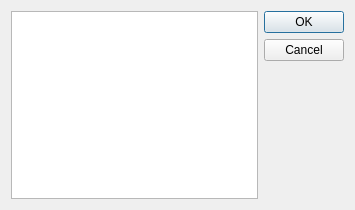
The window that tableviewdialog.ui (geophisics/SegdConverter) describes before a commit, drawn with Qt 5.
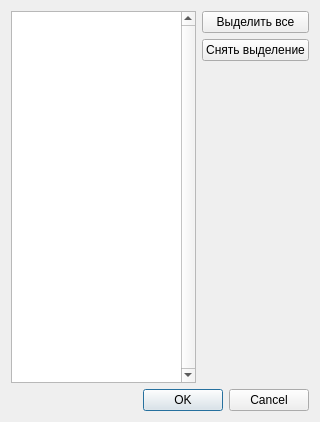
The same window after the commit.

Diff of the .ui file:
```diff
--- a/tableviewdialog.ui
+++ b/tableviewdialog.ui
@@ -6,21 +6,67 @@
    <rect>
     <x>0</x>
     <y>0</y>
-    <width>355</width>
-    <height>210</height>
+    <width>320</width>
+    <height>422</height>
    </rect>
   </property>
+  <property name="minimumSize">
+   <size>
+    <width>320</width>
+    <height>0</height>
+   </size>
+  </property>
+  <property name="maximumSize">
+   <size>
+    <width>320</width>
+    <height>16777215</height>
+   </size>
+  </property>
   <property name="windowTitle">
    <string>Dialog</string>
   </property>
   <layout class="QGridLayout" name="gridLayout">
-   <item row="0" column="0">
-    <widget class="QTableWidget" name="tableWidget"/>
+   <item row="0" column="0" rowspan="3">
+    <widget class="QTableWidget" name="tableWidget">
+     <property name="verticalScrollBarPolicy">
+      <enum>Qt::ScrollBarAlwaysOn</enum>
+     </property>
+     <property name="horizontalScrollBarPolicy">
+      <enum>Qt::ScrollBarAlwaysOff</enum>
+     </property>
+    </widget>
    </item>
    <item row="0" column="1">
-    <widget class="QDialogButtonBox" name="buttonBox">
+    <widget class="QPushButton" name="selectAllPushButton">
+     <property name="text">
+      <string>Выделить все</string>
+     </property>
+    </widget>
+   </item>
+   <item row="1" column="1">
+    <widget class="QPushButton" name="diselectAllPushButton">
+     <property name="text">
+      <string>Снять выделение</string>
+     </property>
+    </widget>
+   </item>
+   <item row="2" column="1">
+    <spacer name="verticalSpacer">
      <property name="orientation">
       <enum>Qt::Vertical</enum>
+     </property>
+     <property name="sizeHint" stdset="0">
+      <size>
+       <width>20</width>
+       <height>308</height>
+      </size>
+     </property>
+    </spacer>
+   </item>
+   <item row="3" column="0" colspan="2">
+    <widget class="QDialogButtonBox" name="buttonBox">
+     <property name="orientation">
+      <enum>Qt::Horizontal</enum>
      </property>
      <property name="standardButtons">
       <set>QDialogButtonBox::Cancel|QDialogButtonBox::Ok</set>
```
Left out of the diff: 2 changed lines with no effect on the pictures.
